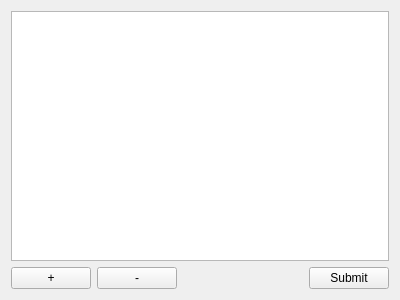
Before: the Qt Designer form dbtablewidget.ui in theme/MangaLib, drawn with Qt 5.
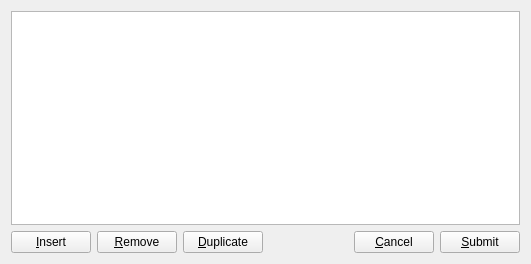
After: the same form once the commit is applied.

Commit message: db table insert, remove row.

Patch:
```diff
--- a/dbtablewidget.ui
+++ b/dbtablewidget.ui
@@ -6,8 +6,8 @@
    <rect>
     <x>0</x>
     <y>0</y>
-    <width>400</width>
-    <height>300</height>
+    <width>531</width>
+    <height>264</height>
    </rect>
   </property>
   <property name="windowTitle">
@@ -22,14 +22,21 @@
      <item>
       <widget class="QPushButton" name="insertButton">
        <property name="text">
-        <string>+</string>
+        <string>&amp;Insert</string>
        </property>
       </widget>
      </item>
      <item>
       <widget class="QPushButton" name="removeButton">
        <property name="text">
-        <string>-</string>
+        <string>&amp;Remove</string>
+       </property>
+      </widget>
+     </item>
+     <item>
+      <widget class="QPushButton" name="dupButton">
+       <property name="text">
+        <string>&amp;Duplicate</string>
        </property>
       </widget>
      </item>
@@ -46,10 +53,17 @@
        </property>
       </spacer>
      </item>
+     <item>
+      <widget class="QPushButton" name="cancelButton">
+       <property name="text">
+        <string>&amp;Cancel</string>
+       </property>
+      </widget>
+     </item>
      <item>
       <widget class="QPushButton" name="submitButton">
        <property name="text">
-        <string>Submit</string>
+        <string>&amp;Submit</string>
        </property>
       </widget>
      </item>
```
The commit also changes 2 other files.
